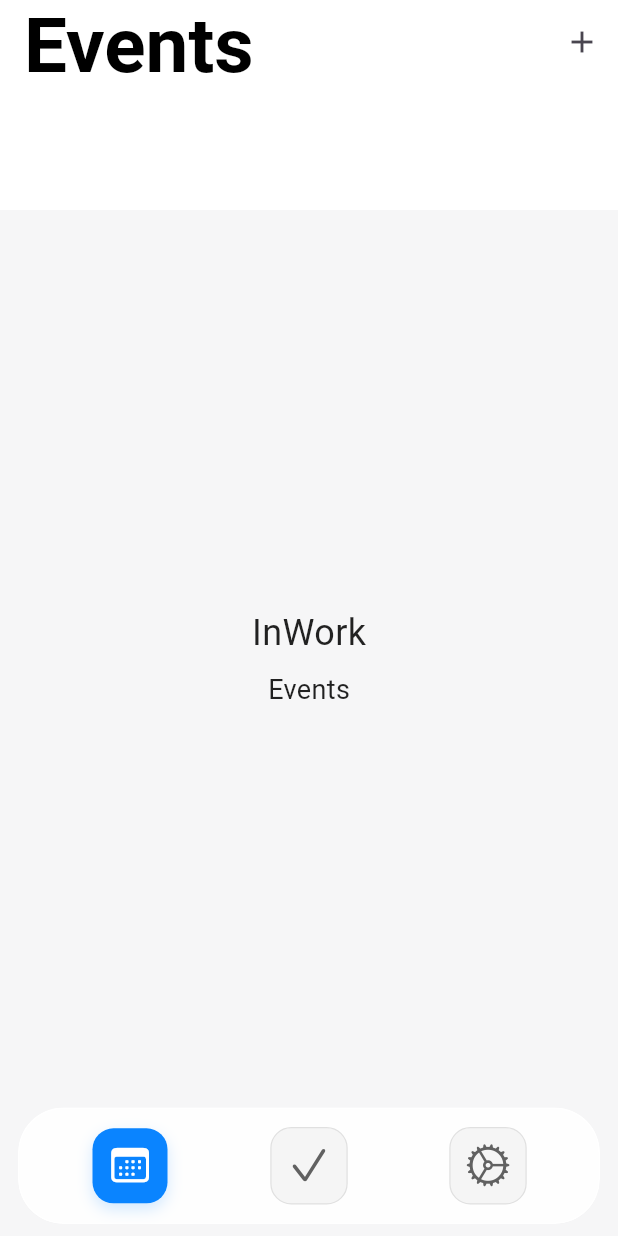
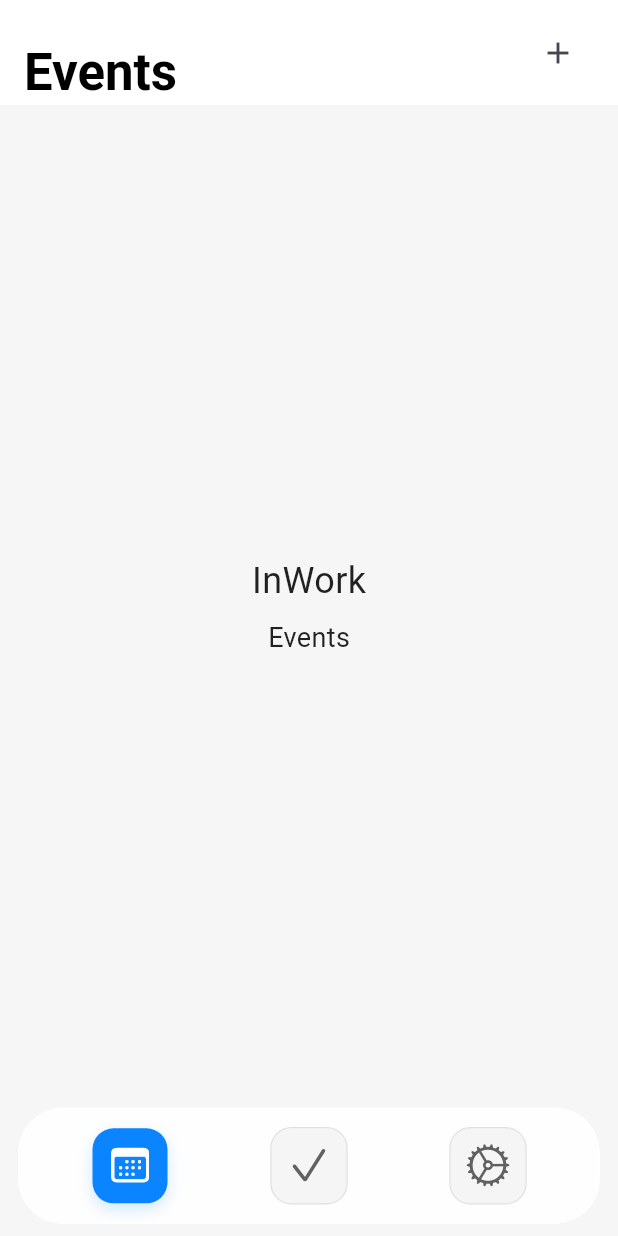
Before and after one commit to maaxxl/gigflow, a Flutter app: the screen it shows after launch, after a tap on the "add" icon, on a phone screen of 412 x 824 dp. Run offline on Flutter 3.47's test engine with Material 3 defaults, Android fonts, the light colour scheme and no system bars.

```diff
--- a/lib/pages/events_page.dart
+++ b/lib/pages/events_page.dart
@@ -1,4 +1,5 @@
 import 'package:flutter/material.dart';
+import '../widgets/large_title_delegate.dart';
 
 class EventsPage extends StatelessWidget {
   static const String title = 'Events';
@@ -7,25 +8,11 @@ class EventsPage extends StatelessWidget {
 
   @override
   Widget build(BuildContext context) {
-    final theme = Theme.of(context);
-    return CustomScrollView(
+  return CustomScrollView(
       slivers: [
-        SliverAppBar(
+        SliverPersistentHeader(
           pinned: true,
-          backgroundColor: theme.canvasColor,
-          elevation: 0,
-          expandedHeight: 140,
-          flexibleSpace: FlexibleSpaceBar(
-            titlePadding: const EdgeInsetsDirectional.only(start: 16, bottom: 16, end: 16),
-            title: Align(
-              alignment: Alignment.centerLeft,
-              child: Text(title, style: theme.textTheme.headlineLarge),
-            ),
-            collapseMode: CollapseMode.pin,
-          ),
-          actions: [
-            IconButton(onPressed: () {}, icon: const Icon(Icons.add)),
-          ],
+          delegate: LargeTitleDelegate(title: title, maxHeight: 70, action: IconButton(onPressed: () {}, icon: const Icon(Icons.add))),
         ),
         SliverFillRemaining(
           child: Center(
--- a/lib/pages/settings_page.dart
+++ b/lib/pages/settings_page.dart
@@ -1,4 +1,5 @@
 import 'package:flutter/material.dart';
+import '../widgets/large_title_delegate.dart';
 
 class SettingsPage extends StatelessWidget {
   static const String title = 'Settings';
@@ -7,25 +8,11 @@ class SettingsPage extends StatelessWidget {
 
   @override
   Widget build(BuildContext context) {
-    final theme = Theme.of(context);
     return CustomScrollView(
       slivers: [
-        SliverAppBar(
+        SliverPersistentHeader(
           pinned: true,
-          backgroundColor: theme.canvasColor,
-          elevation: 0,
-          expandedHeight: 140,
-          flexibleSpace: FlexibleSpaceBar(
-            titlePadding: const EdgeInsetsDirectional.only(start: 16, bottom: 16, end: 16),
-            title: Align(
-              alignment: Alignment.centerLeft,
-              child: Text(title, style: theme.textTheme.headlineLarge),
-            ),
-            collapseMode: CollapseMode.pin,
-          ),
-          actions: [
-            IconButton(onPressed: () {}, icon: const Icon(Icons.more_vert)),
-          ],
+          delegate: LargeTitleDelegate(title: title, maxHeight: 70, action: IconButton(onPressed: () {}, icon: const Icon(Icons.more_vert))),
         ),
         SliverFillRemaining(
           child: Center(
--- a/lib/pages/tasks_page.dart
+++ b/lib/pages/tasks_page.dart
@@ -1,4 +1,5 @@
 import 'package:flutter/material.dart';
+import '../widgets/large_title_delegate.dart';
 
 class TasksPage extends StatelessWidget {
   static const String title = 'Tasks';
@@ -7,25 +8,11 @@ class TasksPage extends StatelessWidget {
 
   @override
   Widget build(BuildContext context) {
-    final theme = Theme.of(context);
     return CustomScrollView(
       slivers: [
-        SliverAppBar(
+        SliverPersistentHeader(
           pinned: true,
-          backgroundColor: theme.canvasColor,
-          elevation: 0,
-          expandedHeight: 140,
-          flexibleSpace: FlexibleSpaceBar(
-            titlePadding: const EdgeInsetsDirectional.only(start: 16, bottom: 16, end: 16),
-            title: Align(
-              alignment: Alignment.centerLeft,
-              child: Text(title, style: theme.textTheme.headlineLarge),
-            ),
-            collapseMode: CollapseMode.pin,
-          ),
-          actions: [
-            IconButton(onPressed: () {}, icon: const Icon(Icons.search)),
-          ],
+          delegate: LargeTitleDelegate(title: title, maxHeight: 70, action: IconButton(onPressed: () {}, icon: const Icon(Icons.search))),
         ),
         SliverFillRemaining(
           child: Center(
--- /dev/null
+++ b/lib/widgets/large_title_delegate.dart
@@ -0,0 +1,70 @@
+import 'dart:ui' show lerpDouble;
+import 'package:flutter/material.dart';
+
+class LargeTitleDelegate extends SliverPersistentHeaderDelegate {
+  final String title;
+  final double maxHeight;
+  final Widget? action;
+
+  LargeTitleDelegate({required this.title, required this.maxHeight, this.action});
+
+  @override
+  double get minExtent => kToolbarHeight;
+
+  @override
+  double get maxExtent => maxHeight;
+
+  @override
+  Widget build(BuildContext context, double shrinkOffset, bool overlapsContent) {
+    final theme = Theme.of(context);
+
+    final double delta = (maxExtent - minExtent);
+    final double t = (shrinkOffset / (delta > 0 ? delta : 1)).clamp(0.0, 1.0);
+
+    // interpolate font size (large -> compact)
+    final double fontSize = lerpDouble(34, 20, t)!;
+    // move title up as we shrink
+    final double translateY = lerpDouble(0, -18, t)!;
+    // optional scale (subtle)
+    final double scale = lerpDouble(1.0, 0.96, t)!;
+
+    return Container(
+      color: theme.canvasColor,
+      child: SafeArea(
+        bottom: false,
+        child: Padding(
+          padding: const EdgeInsets.symmetric(horizontal: 16.0),
+          child: Stack(
+            children: [
+              // Title anchored to bottom-left, but translated up when scrolled
+              Align(
+                alignment: Alignment.bottomLeft,
+                child: Transform.translate(
+                  offset: Offset(0, translateY),
+                  child: Transform.scale(
+                    scale: scale,
+                    alignment: Alignment.centerLeft,
+                    child: Text(
+                      title,
+                      style: theme.textTheme.headlineLarge?.copyWith(fontSize: fontSize),
+                    ),
+                  ),
+                ),
+              ),
+              if (action != null)
+                Align(
+                  alignment: Alignment.centerRight,
+                  child: Opacity(opacity: lerpDouble(1.0, 0.95, t)!, child: action),
+                ),
+            ],
+          ),
+        ),
+      ),
+    );
+  }
+
+  @override
+  bool shouldRebuild(covariant LargeTitleDelegate oldDelegate) {
+    return oldDelegate.title != title || oldDelegate.maxHeight != maxHeight || oldDelegate.action != action;
+  }
+}
```
